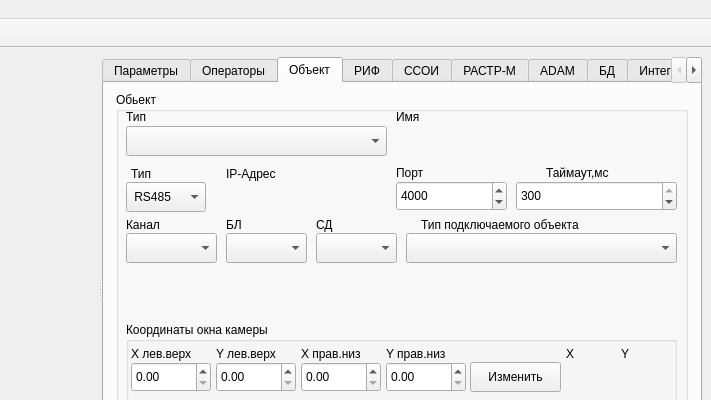
Above: m_cfg/MainWindowCFG.ui from xXRadioHeadXx/start7 before the change; both pictures show x 332 to 1043 and y 0 to 400 of the 1043 by 570 pixel window. Below: the same form after it.
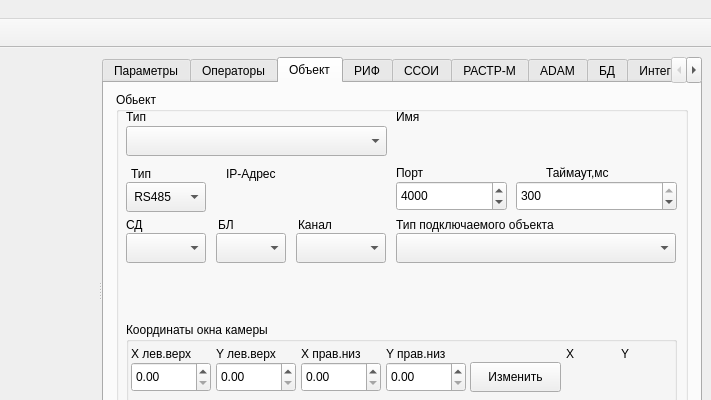
That is the form after the change. The open tabs and pages were chosen to show the change. Icons and pictures are not drawn. Custom widgets are drawn as their Qt base class.

Diff of the .ui file:
```diff
--- a/m_cfg/MainWindowCFG.ui
+++ b/m_cfg/MainWindowCFG.ui
@@ -950,9 +950,9 @@
              <widget class="QComboBox" name="SSOI_SD_OutType">
               <property name="geometry">
                <rect>
-                <x>290</x>
+                <x>280</x>
                 <y>21</y>
-                <width>271</width>
+                <width>280</width>
                 <height>30</height>
                </rect>
               </property>
@@ -960,7 +960,7 @@
              <widget class="QLabel" name="label_111">
               <property name="geometry">
                <rect>
-                <x>305</x>
+                <x>280</x>
                 <y>5</y>
                 <width>221</width>
                 <height>16</height>
@@ -973,9 +973,9 @@
              <widget class="QComboBox" name="SSOI_SD_Num2">
               <property name="geometry">
                <rect>
-                <x>110</x>
+                <x>100</x>
                 <y>21</y>
-                <width>81</width>
+                <width>70</width>
                 <height>30</height>
                </rect>
               </property>
@@ -983,9 +983,9 @@
              <widget class="QComboBox" name="SSOI_SD_Num1">
               <property name="geometry">
                <rect>
-                <x>200</x>
+                <x>10</x>
                 <y>21</y>
-                <width>81</width>
+                <width>80</width>
                 <height>30</height>
                </rect>
               </property>
@@ -993,7 +993,7 @@
              <widget class="QLabel" name="label_98">
               <property name="geometry">
                <rect>
-                <x>110</x>
+                <x>102</x>
                 <y>5</y>
                 <width>81</width>
                 <height>16</height>
@@ -1006,7 +1006,7 @@
              <widget class="QLabel" name="label_99">
               <property name="geometry">
                <rect>
-                <x>10</x>
+                <x>182</x>
                 <y>5</y>
                 <width>71</width>
                 <height>16</height>
@@ -1019,7 +1019,7 @@
              <widget class="QLabel" name="label_100">
               <property name="geometry">
                <rect>
-                <x>200</x>
+                <x>10</x>
                 <y>5</y>
                 <width>71</width>
                 <height>16</height>
@@ -1032,9 +1032,9 @@
              <widget class="QComboBox" name="SSOI_SD_Num3">
               <property name="geometry">
                <rect>
-                <x>10</x>
+                <x>180</x>
                 <y>21</y>
-                <width>91</width>
+                <width>90</width>
                 <height>30</height>
                </rect>
               </property>
```
Left out of the diff: 6 changed lines with no effect on the pictures.
